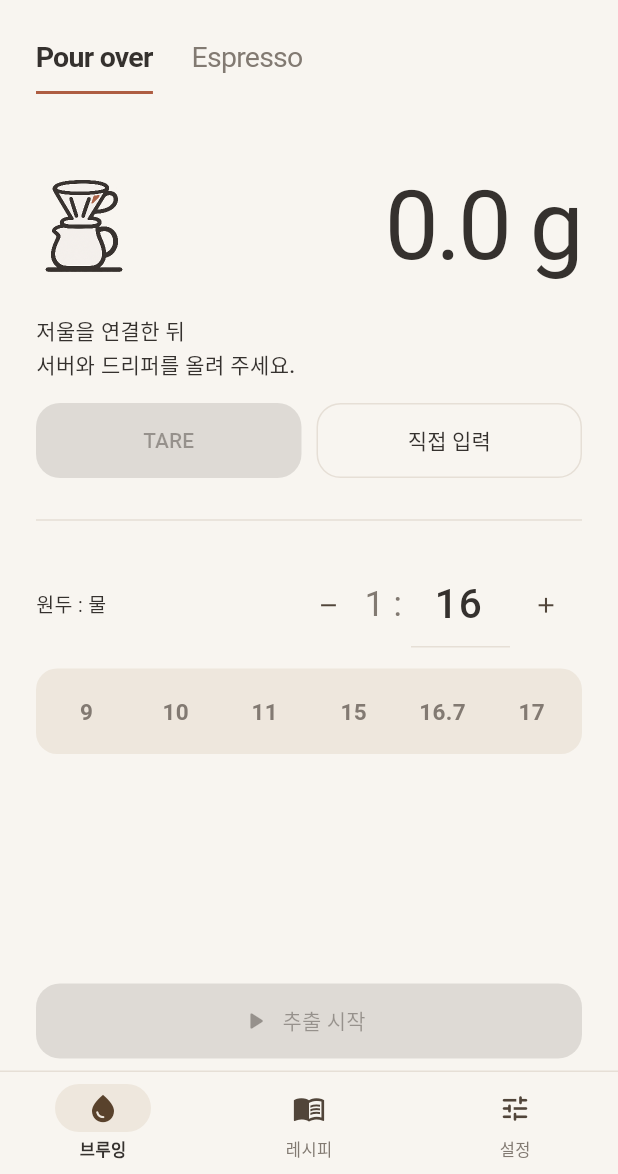
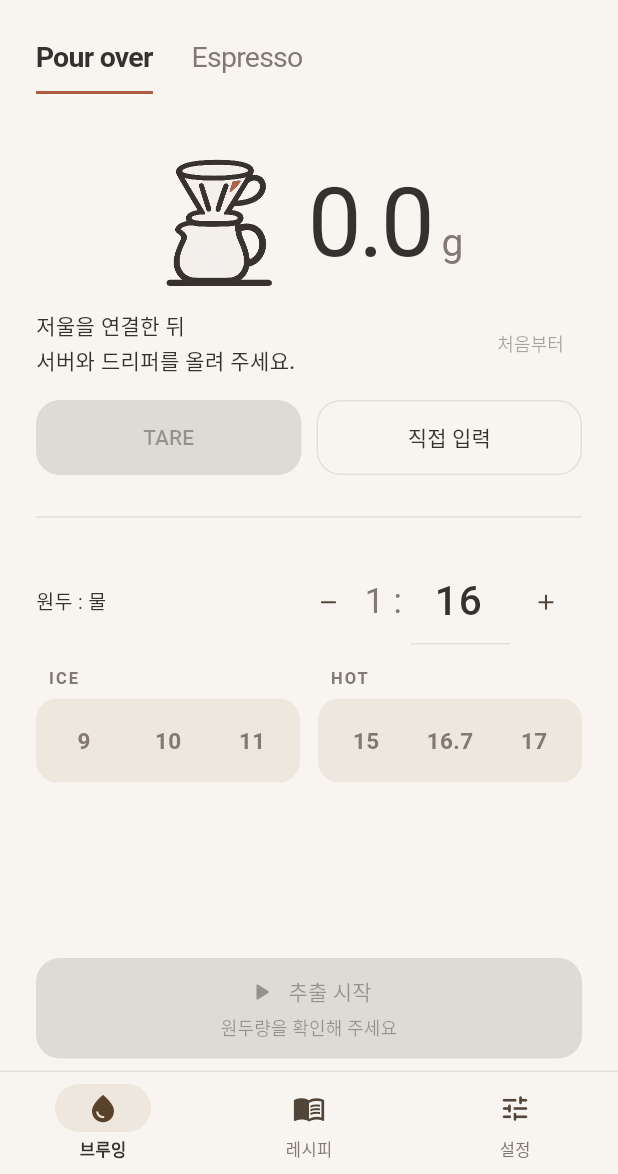
Before and after one commit to gomgoguma/dot-pour, a Flutter app: the screen it shows after launch, after a tap on "이 저울로 시작", on a phone screen of 412 x 824 dp, the part 62-1236 px from its top. Run offline on Flutter 3.47's test engine with Material 3 defaults, Android fonts, the phone set to English and light mode, and no system bars; our stand-ins replace package_info_plus, shared_preferences, wakelock_plus; missing offline and left inert: bluetooth_low_energy, bluetooth_low_energy_platform_interface.

Commit message:
Refine dose preparation and brewing controls for 0.4.20

```diff
--- a/assets/illustrations/generation.txt
+++ b/assets/illustrations/generation.txt
@@ -1,5 +1,9 @@
 Generated with the built-in image_gen tool on 2026-11-17.
 Final asset: pour-over-setup.png, transparent background.
+
+Dark coffee bean revision, built-in image_gen, 2026-11-17
+Final asset: coffee-beans.png, transparent background.
+Prompt: Use case: precise-object-edit. Edit target: the attached coffee-beans.png UI illustration. Change ONLY the colored body fills of the two coffee beans from bright reddish terracotta to a significantly darker, low-saturation roasted coffee brown, approximately #614634. Keep the exact two-bean arrangement, silhouettes, proportions, broad charcoal #35312E outlines, ivory central curved splits, scale, square framing and generous transparent exterior unchanged. Both bean bodies must be the same solid deep coffee brown, visibly darker and less red than the input. Flat editorial icon; no gradients, shading, texture, gloss, new objects, labels, shadows or background tile. Preserve genuine alpha transparency around the beans and in all exterior gaps. This is an edit of an existing app asset, not a redesign.
 
 Bold setup revision, built-in image_gen, 2026-11-17
 Edit target: pour-over-setup.png. Supporting style reference: coffee-beans.png.
--- a/lib/brew_controller.dart
+++ b/lib/brew_controller.dart
@@ -79,7 +79,7 @@ class BrewController extends ChangeNotifier {
     _ticker = Timer.periodic(tickInterval, (_) {
       final now = DateTime.now();
       if (!brew.active) {
-        if (demo && setup && !starting && !taring && !_needsNewTare) {
+        if (demo && setup && !starting && !taring) {
           final stable = hasSetupWeight;
           final suggested = suggestedDose;
           _dosePreparation.observe(
@@ -149,6 +149,8 @@ class BrewController extends ChangeNotifier {
 
   double? get setupDose {
     if (_confirmedDose != null) return _confirmedDose;
+    // An inferred addition needs confirmation even after an earlier tare.
+    if (suggestedDose != null) return null;
     if (_needsNewTare) return null;
     final raw = currentGrams;
     if (raw == null) return null;
@@ -173,11 +175,20 @@ class BrewController extends ChangeNotifier {
     _changed();
   }
 
-  void restartDoseSetup() {
-    if (!setup || !canChangeScale) return;
-    _dosePreparation.reset();
-    _confirmedDose = null;
-    _needsNewTare = demo || _scale?.info.capabilities.tare == true;
+  Future<void> restartDoseSetup() => _zeroPreparation(forDose: false);
+
+  bool get canEnterDoseWeighing =>
+      setup &&
+      canChangeScale &&
+      usable &&
+      !isDoseTared &&
+      _confirmedDose == null &&
+      currentGrams!.abs() <= DosePreparation.zeroTolerance;
+
+  void enterDoseWeighing() {
+    if (!canEnterDoseWeighing) return;
+    _dosePreparation.markTared();
+    _needsNewTare = false;
     notice = null;
     _changed();
   }
@@ -204,7 +215,20 @@ class BrewController extends ChangeNotifier {
         validateDose(dose) == null;
   }
 
-  Future<void> tare() async {
+  Future<void> tare() {
+    final grams = currentGrams;
+    // Capture the state before the hardware clears its current measurement.
+    // Near-zero noise should not undo an established bean-weighing phase.
+    final forDose =
+        grams != null &&
+        grams >= -DosePreparation.zeroTolerance &&
+        (isDoseTared ||
+            _confirmedDose != null ||
+            _dosePreparation.hasStablePositiveWeight);
+    return _zeroPreparation(forDose: forDose);
+  }
+
+  Future<void> _zeroPreparation({required bool forDose}) async {
     if (!canTare) return;
     notice = null;
     taring = true;
@@ -220,8 +244,14 @@ class BrewController extends ChangeNotifier {
         await _waitForZero(scale);
         if (_disposed || !scale.connected) return;
       }
-      _dosePreparation.markTared();
-      _needsNewTare = false;
+      if (forDose) {
+        _dosePreparation.markTared();
+        _needsNewTare = false;
+      } else {
+        _dosePreparation.reset();
+        _confirmedDose = null;
+        _needsNewTare = true;
+      }
     } catch (error) {
       notice = '영점을 확인하지 못했습니다. ($error)';
     } finally {
@@ -267,7 +297,7 @@ class BrewController extends ChangeNotifier {
     final newReading = scale.fresh && _lastSample != scale.lastReading;
     if (!scale.connected || !scale.measurementsReady) {
       _dosePreparation.reset();
-    } else if (setup && !starting && !taring && !_needsNewTare && newReading) {
+    } else if (setup && !starting && !taring && newReading) {
       final reading = scale.reading!;
       _dosePreparation.observe(
         reading.overloaded ? double.nan : reading.grams,
--- a/lib/dose_preparation.dart
+++ b/lib/dose_preparation.dart
@@ -1,7 +1,8 @@
-/// Observes a single setup before tare. A steady increase is only a suggestion
+/// Observes stable setups throughout preparation. A steady increase is a suggestion
 /// because the scale cannot identify what was added.
 class DosePreparation {
   static const minimumSetupWeight = 60.0;
+  static const zeroTolerance = 0.5;
   static const _minimumDose = 10.0;
   static const _maximumDose = 40.0;
   static const _stabilityTolerance = 0.5;
@@ -14,15 +15,21 @@ class DosePreparation {
   double? _setupWeight;
   double? _suggestedDose;
   bool _tared = false;
+  bool _stablePositiveWeight = false;
 
   bool get hasSetupWeight => _setupWeight != null;
   bool get tared => _tared;
+  bool get hasStablePositiveWeight => _stablePositiveWeight;
   double? get suggestedDose => _suggestedDose;
 
   void reset() {
+    _tared = false;
+    _resetDetection();
+  }
+
+  void _resetDetection() {
     _lastAt = null;
     _setupWeight = null;
-    _tared = false;
     _clearStability();
   }
 
@@ -32,22 +39,22 @@ class DosePreparation {
   }
 
   void observe(double grams, DateTime at, {required Duration maxGap}) {
-    if (_tared) return;
-    if (!grams.isFinite || grams < minimumSetupWeight) {
-      reset();
+    if (!grams.isFinite) {
+      _resetDetection();
       return;
     }
 
     final previousAt = _lastAt;
     if (previousAt != null &&
         (at.isBefore(previousAt) || at.difference(previousAt) >= maxGap)) {
-      reset();
+      _resetDetection();
     }
     _lastAt = at;
 
     final setupWeight = _setupWeight;
     if (setupWeight != null &&
-        (grams < setupWeight - _stabilityTolerance ||
+        (grams < minimumSetupWeight ||
+            grams < setupWeight - _stabilityTolerance ||
             grams > setupWeight + _maximumDose + _stabilityTolerance)) {
       _setupWeight = null;
       _clearStability();
@@ -58,10 +65,16 @@ class DosePreparation {
       _anchor = grams;
       _stableFrom = at;
       _suggestedDose = null;
+      _stablePositiveWeight = false;
       return;
     }
 
     final steadyFor = at.difference(_stableFrom!);
+    _stablePositiveWeight = grams > zeroTolerance && steadyFor >= _setupTime;
+    if (grams < minimumSetupWeight) {
+      _suggestedDose = null;
+      return;
+    }
     final baseline = _setupWeight;
     if (baseline == null) {
       if (steadyFor >= _setupTime) _setupWeight = grams;
@@ -79,5 +92,6 @@ class DosePreparation {
     _anchor = null;
     _stableFrom = null;
     _suggestedDose = null;
+    _stablePositiveWeight = false;
   }
 }
--- a/lib/main.dart
+++ b/lib/main.dart
@@ -139,11 +139,6 @@ class _BrewScreenState extends State<BrewScreen> {
     // Dialog route animations may still have references to its text field.
     await Future<void>.delayed(const Duration(milliseconds: 300));
     name.dispose();
-  }
-
-  Future<void> _finish() async {
-    c.finish();
-    if (c.canSave) await _save();
   }
 
   int _page = 0;
@@ -393,12 +388,16 @@ class _BrewScreenState extends State<BrewScreen> {
 
   Widget _brewActions() {
     final brew = c.brew;
+    final dose = c.setupDose;
+    final showConditions =
+        dose != null && c.validateDose(dose) == null && _ratioInputValid;
     return Column(
       mainAxisSize: MainAxisSize.min,
       crossAxisAlignment: CrossAxisAlignment.stretch,
       children: [
         if (c.setup)
-          FilledButton.icon(
+          FilledButton(
+            key: const Key('start-brew'),
             onPressed:
                 c.canStart && _ratioInputValid
                     ? () {
@@ -406,12 +405,42 @@ class _BrewScreenState extends State<BrewScreen> {
                       c.start();
                     }
                     : null,
-            icon: const Icon(Icons.play_arrow_rounded, size: 20),
-            label: Text(c.starting ? '영점 확인 중…' : '추출 시작'),
+            style: FilledButton.styleFrom(
+              padding: const EdgeInsets.symmetric(horizontal: 12, vertical: 12),
+            ),
+            child: Column(
+              mainAxisSize: MainAxisSize.min,
+              children: [
+                Row(
+                  mainAxisAlignment: MainAxisAlignment.center,
+                  children: [
+                    const Icon(Icons.play_arrow_rounded, size: 20),
+                    const SizedBox(width: 8),
+                    Text(c.starting ? '영점 확인 중…' : '추출 시작'),
+                  ],
+                ),
+                const SizedBox(height: 4),
+                Text(
+                  c.starting
+                      ? '저울의 영점을 맞추고 있어요'
+                      : showConditions
+                      ? '원두 ${number(dose)}g · 1:${number(brew.ratio)} · 물 ${number(dose * brew.ratio)}g'
+                      : !_ratioInputValid
+                      ? '비율을 확인해 주세요'
+                      : '원두량을 확인해 주세요',
+                  key: const Key('brew-start-conditions'),
+                  textAlign: TextAlign.center,
+                  style: const TextStyle(
+                    fontSize: 12,
+                    fontWeight: FontWeight.w400,
+                  ),
+                ),
+              ],
+            ),
           )
         else if (brew.active)
           FilledButton.icon(
-            onPressed: _finish,
+            onPressed: c.finish,
             icon: const Icon(Icons.stop_rounded, size: 18),
             label: const Text('추출 마치기'),
           )
--- a/lib/ui/brew_settings.dart
+++ b/lib/ui/brew_settings.dart
@@ -2,7 +2,107 @@ import 'dart:async';
 import 'package:flutter/material.dart';
 import 'style.dart';
 
-const ratioPresets = <double>[9, 10, 11, 15, 16.7, 17];
+const _ratioPresetGroups = [
+  (label: 'ICE', ratios: <double>[9, 10, 11]),
+  (label: 'HOT', ratios: <double>[15, 16.7, 17]),
+];
+
+class _RatioPresets extends StatelessWidget {
+  final double selectedRatio;
+  final ValueChanged<double>? onChanged;
+
+  const _RatioPresets({required this.selectedRatio, required this.onChanged});
+
+  @override
+  Widget build(BuildContext context) => Row(
+    crossAxisAlignment: CrossAxisAlignment.start,
+    children: [
+      for (var i = 0; i < _ratioPresetGroups.length; i++) ...[
+        if (i > 0) const SizedBox(width: 12),
+        Expanded(
+          child: Column(
+            crossAxisAlignment: CrossAxisAlignment.stretch,
+            children: [
+              Padding(
+                padding: const EdgeInsets.only(left: 8, bottom: 6),
+                child: Text(
+                  _ratioPresetGroups[i].label,
+                  style: const TextStyle(
+                    color: muted,
+                    fontSize: 11,
+                    fontWeight: FontWeight.w600,
+                    letterSpacing: 1.4,
+                  ),
+                ),
+              ),
+              DecoratedBox(
+                decoration: BoxDecoration(
+                  color: mint,
+                  borderRadius: BorderRadius.circular(14),
+                ),
+                child: Padding(
+                  padding: const EdgeInsets.all(4),
+                  child: Row(
+                    children: [
+                      for (final ratio in _ratioPresetGroups[i].ratios)
+                        Expanded(
+                          child: Semantics(
+                            label:
+                                '${_ratioPresetGroups[i].label} 비율 1:${number(ratio)}',
+                            selected: selectedRatio == ratio,
+                            button: true,
+                            child: Material(
+                              color:
+                                  selectedRatio == ratio
+                                      ? ink
+                                      : Colors.transparent,
+                              borderRadius: BorderRadius.circular(10),
+                              child: InkWell(
+                                key: ValueKey('ratio-preset-${number(ratio)}'),
+                                borderRadius: BorderRadius.circular(10),
+                                onTap:
+                                    onChanged == null
+                                        ? null
+                                        : () => onChanged!(ratio),
+                                child: SizedBox(
+                                  height: 48,
+                                  child: Center(
+                                    child: Padding(
+                                      padding: const EdgeInsets.symmetric(
+                                        horizontal: 2,
+                                      ),
+                                      child: FittedBox(
+                                        fit: BoxFit.scaleDown,
+                                        child: Text(
+                                          number(ratio),
+                                          style: TextStyle(
+                                            fontSize: 15,
+                                            fontWeight: FontWeight.w600,
+                                            color:
+                                                selectedRatio == ratio
+                                                    ? paper
+                                                    : muted,
+                                          ),
+                                        ),
+                                      ),
+                                    ),
+                                  ),
+                                ),
+                              ),
+                            ),
+                          ),
+                        ),
+                    ],
+                  ),
+                ),
+              ),
+            ],
+          ),
+        ),
+      ],
+    ],
+  );
+}
 
 class DoseRatioFields extends StatelessWidget {
   final TextEditingController dose, ratio;
@@ -94,22 +194,12 @@ class DoseRatioFields extends StatelessWidget {
         const SizedBox(height: 20),
         const Text('자주 쓰는 비율', style: TextStyle(color: muted, fontSize: 12)),
         const SizedBox(height: 10),
-        Wrap(
-          spacing: 8,
-          runSpacing: 4,
-          children:
-              ratioPresets
-                  .map(
-                    (value) => ChoiceChip(
-                      label: Text('1:${number(value)}'),
-                      selected: parseNumber(ratio.text) == value,
-                      onSelected: (_) {
-                        ratio.text = number(value);
-                        onChanged();
-                      },
-                    ),
-                  )
-                  .toList(),
+        _RatioPresets(
+          selectedRatio: parseNumber(ratio.text),
+          onChanged: (value) {
+            ratio.text = number(value);
+            onChanged();
+          },
         ),
       ],
     );
@@ -295,57 +385,9 @@ class _BrewRatioInputState extends State<BrewRatioInput> {
               ],
             ),
             const SizedBox(height: 14),
-            DecoratedBox(
-              decoration: BoxDecoration(
-                color: mint,
-                borderRadius: BorderRadius.circular(14),
-              ),
-              child: Padding(
-                padding: const EdgeInsets.all(4),
-                child: Row(
-                  children: [
-                    for (final ratio in ratioPresets)
-                      Expanded(
-                        child: Semantics(
-                          label: '비율 1:${number(ratio)}',
-                          selected: widget.ratio == ratio,
-                          button: true,
-                          child: Material(
-                            color:
-                                widget.ratio == ratio
-                                    ? ink
-                                    : Colors.transparent,
-                            borderRadius: BorderRadius.circular(10),
-                            child: InkWell(
-                              key: ValueKey('ratio-preset-${number(ratio)}'),
-                              borderRadius: BorderRadius.circular(10),
-                              onTap:
-                                  widget.enabled ? () => _choose(ratio) : null,
-                              child: Padding(
-                                padding: const EdgeInsets.symmetric(
-                                  vertical: 14,
-                                  horizontal: 2,
-                                ),
-                                child: FittedBox(
-                                  fit: BoxFit.scaleDown,
-                                  child: Text(
-                                    number(ratio),
-                                    style: TextStyle(
-                                      fontSize: 15,
-                                      fontWeight: FontWeight.w600,
-                                      color:
-                                          widget.ratio == ratio ? paper : muted,
-                                    ),
-                                  ),
-                                ),
-                              ),
-                            ),
-                          ),
-                        ),
-                      ),
-                  ],
-                ),
-              ),
+            _RatioPresets(
+              selectedRatio: widget.ratio,
+              onChanged: widget.enabled ? _choose : null,
             ),
             if (error != null)
               Padding(
--- a/lib/ui/weighing_panel.dart
+++ b/lib/ui/weighing_panel.dart
@@ -57,7 +57,6 @@ class WeighingPanel extends StatelessWidget {
   Widget build(BuildContext context) {
     final c = controller;
     final grams = c.currentGrams;
-    final dose = c.setupDose;
     final confirmed = c.confirmedDose;
     final suggested = c.suggestedDose;
     final busy = c.starting || c.taring;
@@ -81,66 +80,61 @@ class WeighingPanel extends StatelessWidget {
       padding: const EdgeInsets.symmetric(vertical: 16),
       child: Column(
         children: [
-          Row(
+          Center(
+            child: FittedBox(
+              fit: BoxFit.scaleDown,
+              child: Row(
+                key: const Key('weighing-reading-group'),
+                mainAxisSize: MainAxisSize.min,
                 children: [
                   Image.asset(
                     isWeighing
                         ? 'assets/illustrations/coffee-beans.png'
                         : 'assets/illustrations/pour-over-setup.png',
                     key: const Key('setup-illustration'),
-                width: 64,
-                height: 64,
-                cacheHeight: 192,
+                    width: 88,
+                    height: 88,
+                    cacheHeight: 264,
                     fit: BoxFit.contain,
                     filterQuality: FilterQuality.high,
                     semanticLabel: isWeighing ? '커피 원두' : '저울 위에 놓인 서버와 드리퍼',
                   ),
                   const SizedBox(width: 16),
-              Expanded(
-                child: FittedBox(
-                  fit: BoxFit.scaleDown,
-                  alignment: Alignment.centerRight,
-                  child: Text(
+                  Text.rich(
+                    TextSpan(
+                      text:
                           overloaded
                               ? '용량 초과'
-                        : '${grams?.toStringAsFixed(1) ?? '0.0'} g',
+                              : grams?.toStringAsFixed(1) ?? '0.0',
+                      children:
+                          overloaded
+                              ? null
+                              : const [
+                                TextSpan(
+                                  text: ' g',
+                                  style: TextStyle(
+                                    fontSize: 26,
+                                    letterSpacing: 0,
+                                    color: muted,
+                                  ),
+                                ),
+                              ],
+                    ),
                     key: const Key('live-weight'),
                     semanticsLabel: grams == null ? '저울 연결 대기, 0.0 g' : null,
                     style: const TextStyle(
                       fontSize: 64,
+                      height: 1.1,
                       letterSpacing: -2,
                       fontWeight: FontWeight.w400,
                       fontFeatures: [FontFeature.tabularFigures()],
                     ),
                   ),
-                ),
-              ),
-            ],
-          ),
-          const SizedBox(height: 12),
-          if (!isWeighing && c.hasSetupWeight) ...[
-            DecoratedBox(
-              decoration: BoxDecoration(
-                color: mint,
-                borderRadius: BorderRadius.circular(10),
-              ),
-              child: const Padding(
-                padding: EdgeInsets.symmetric(horizontal: 10, vertical: 6),
-                child: Row(
-                  mainAxisSize: MainAxisSize.min,
-                  children: [
-                    Icon(Icons.check_circle_outline, size: 16, color: ink),
-                    SizedBox(width: 6),
-                    Text(
-                      '세팅 안정',
-                      style: TextStyle(color: ink, fontWeight: FontWeight.w700),
-                    ),
                 ],
               ),
             ),
           ),
-            const SizedBox(height: 6),
-          ],
+          const SizedBox(height: 12),
           if (suggested == null)
             Row(
               children: [
@@ -156,25 +150,24 @@ class WeighingPanel extends StatelessWidget {
                     ),
                   ),
                 ),
-                if (isWeighing) ...[
                 const SizedBox(width: 8),
                 TextButton(
                   key: const Key('restart-scale-setup'),
-                    onPressed: c.canChangeScale ? c.restartDoseSetup : null,
-                    child: const Text('세팅 다시', style: TextStyle(fontSize: 12)),
+                  onPressed: c.canTare ? c.restartDoseSetup : null,
+                  child: const Text('처음부터', style: TextStyle(fontSize: 12)),
                 ),
               ],
-              ],
             ),
-          if (dose != null && c.validateDose(dose) == null) ...[
-            const SizedBox(height: 8),
-            Text(
-              '원두 ${number(dose)}g · 목표 물 ${number(dose * c.brew.ratio)}g',
-              key: const Key('setup-dose-preview'),
-              textAlign: TextAlign.center,
-              style: const TextStyle(fontSize: 13, fontWeight: FontWeight.w600),
+          if (c.canEnterDoseWeighing)
+            Align(
+              alignment: Alignment.centerLeft,
+              child: TextButton.icon(
+                key: const Key('enter-dose-weighing'),
+                onPressed: c.enterDoseWeighing,
+                icon: const Icon(Icons.arrow_forward_rounded, size: 14),
+                label: const Text('원두 계량으로', style: TextStyle(fontSize: 12)),
               ),
-          ],
+            ),
           if (suggested != null) ...[
             const SizedBox(height: 14),
             Container(
@@ -191,10 +184,24 @@ class WeighingPanel extends StatelessWidget {
                     textAlign: TextAlign.center,
                     style: const TextStyle(fontSize: 13),
                   ),
+                  Row(
+                    mainAxisAlignment: MainAxisAlignment.center,
+                    children: [
                       TextButton(
                         key: const Key('apply-suggested-dose'),
                         onPressed: busy ? null : () => c.setDose(suggested),
                         child: Text('${number(suggested)}g 적용'),
+                      ),
+                      const SizedBox(width: 12),
+                      TextButton(
+                        key: const Key('restart-scale-setup'),
+                        onPressed: c.canTare ? c.restartDoseSetup : null,
+                        child: const Text(
+                          '처음부터',
+                          style: TextStyle(fontSize: 12),
+                        ),
+                      ),
+                    ],
                   ),
                 ],
               ),
--- a/pubspec.yaml
+++ b/pubspec.yaml
@@ -16,7 +16,7 @@ publish_to: 'none' # Remove this line if you wish to publish to pub.dev
 # https://developer.apple.com/library/archive/documentation/General/Reference/InfoPlistKeyReference/Articles/CoreFoundationKeys.html
 # In Windows, build-name is used as the major, minor, and patch parts
 # of the product and file versions while build-number is used as the build suffix.
-version: 0.4.15+20
+version: 0.4.20+25
 
 environment:
   sdk: ^3.7.2
```
Also changed, not shown: assets/illustrations/coffee-beans.png, 4 other files. Lines whose indentation alone changed are shown as unchanged.
